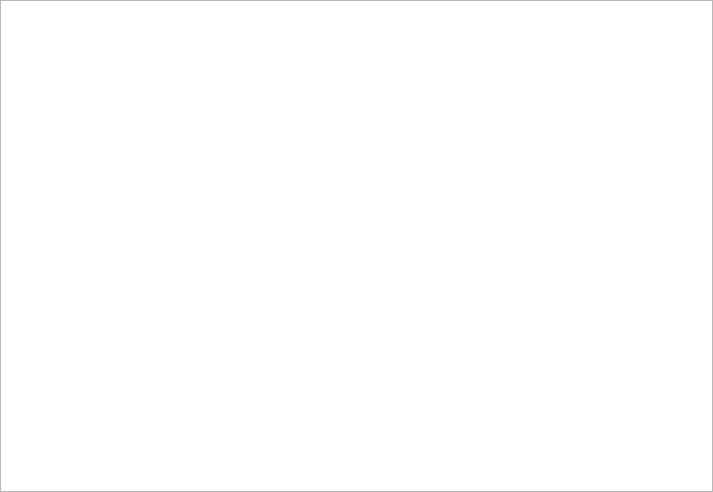
billlin0904/xamp2, file src/widget_shared/filesystemviewpage.ui: the form before one commit.
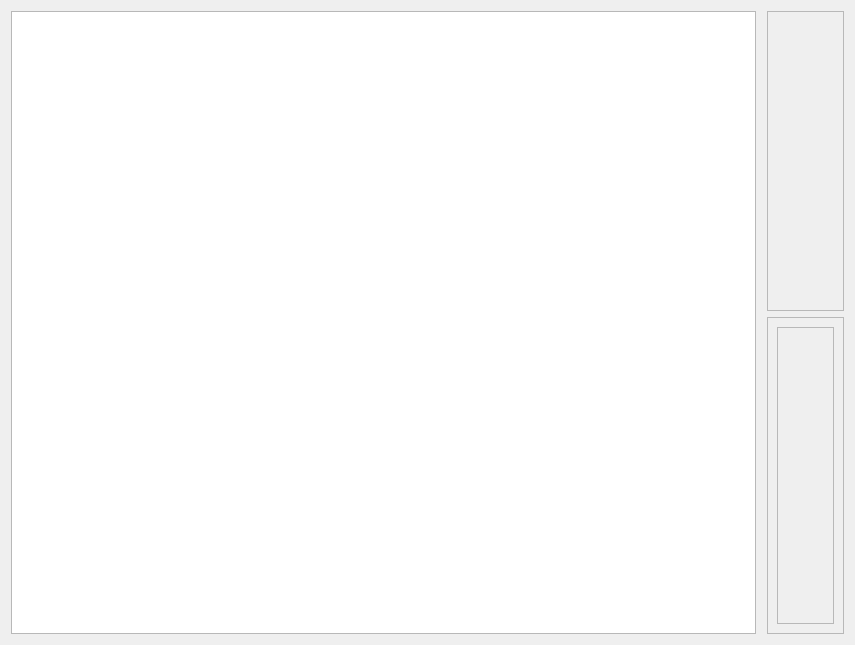
The form after the commit. Custom widgets are drawn as their Qt base class.

```diff
--- a/src/widget_shared/filesystemviewpage.ui
+++ b/src/widget_shared/filesystemviewpage.ui
@@ -6,42 +6,98 @@
    <rect>
     <x>0</x>
     <y>0</y>
-    <width>713</width>
-    <height>492</height>
+    <width>855</width>
+    <height>645</height>
    </rect>
   </property>
   <property name="windowTitle">
    <string>Form</string>
   </property>
-  <layout class="QHBoxLayout" name="horizontalLayout">
-   <property name="spacing">
-    <number>0</number>
-   </property>
-   <property name="leftMargin">
-    <number>0</number>
-   </property>
-   <property name="topMargin">
-    <number>0</number>
-   </property>
-   <property name="rightMargin">
-    <number>0</number>
-   </property>
-   <property name="bottomMargin">
-    <number>0</number>
-   </property>
+  <layout class="QVBoxLayout" name="verticalLayout_3">
    <item>
     <widget class="QSplitter" name="splitter">
      <property name="orientation">
       <enum>Qt::Horizontal</enum>
      </property>
      <property name="handleWidth">
-      <number>3</number>
+      <number>1</number>
      </property>
      <widget class="QTreeView" name="dirTree"/>
+     <widget class="QWidget" name="layoutWidget">
+      <layout class="QVBoxLayout" name="verticalLayout_2">
+       <property name="leftMargin">
+        <number>10</number>
+       </property>
+       <item>
+        <widget class="WaveformWidget" name="frame_2">
+         <property name="sizePolicy">
+          <sizepolicy hsizetype="Preferred" vsizetype="Fixed">
+           <horstretch>0</horstretch>
+           <verstretch>1</verstretch>
+          </sizepolicy>
+         </property>
+         <property name="minimumSize">
+          <size>
+           <width>0</width>
+           <height>300</height>
+          </size>
+         </property>
+         <property name="maximumSize">
+          <size>
+           <width>16777215</width>
+           <height>300</height>
+          </size>
+         </property>
+         <property name="frameShape">
+          <enum>QFrame::Shape::StyledPanel</enum>
+         </property>
+         <property name="frameShadow">
+          <enum>QFrame::Shadow::Raised</enum>
+         </property>
+        </widget>
+       </item>
+       <item>
+        <widget class="QFrame" name="frame">
+         <property name="frameShape">
+          <enum>QFrame::Shape::StyledPanel</enum>
+         </property>
+         <property name="frameShadow">
+          <enum>QFrame::Shadow::Raised</enum>
+         </property>
+         <layout class="QVBoxLayout" name="verticalLayout">
+          <item>
+           <widget class="PlaylistPage" name="page">
+            <property name="frameShape">
+             <enum>QFrame::Shape::StyledPanel</enum>
+            </property>
+            <property name="frameShadow">
+             <enum>QFrame::Shadow::Raised</enum>
+            </property>
+           </widget>
+          </item>
+         </layout>
+        </widget>
+       </item>
+      </layout>
+     </widget>
     </widget>
    </item>
   </layout>
  </widget>
+ <customwidgets>
+  <customwidget>
+   <class>PlaylistPage</class>
+   <extends>QFrame</extends>
+   <header>widget/playlistpage.h</header>
+   <container>1</container>
+  </customwidget>
+  <customwidget>
+   <class>WaveformWidget</class>
+   <extends>QFrame</extends>
+   <header>widget/chatgpt/waveformwidget.h</header>
+   <container>1</container>
+  </customwidget>
+ </customwidgets>
  <resources/>
  <connections/>
 </ui>
```
Left out of the diff: 2 changed lines with no effect on the pictures.
